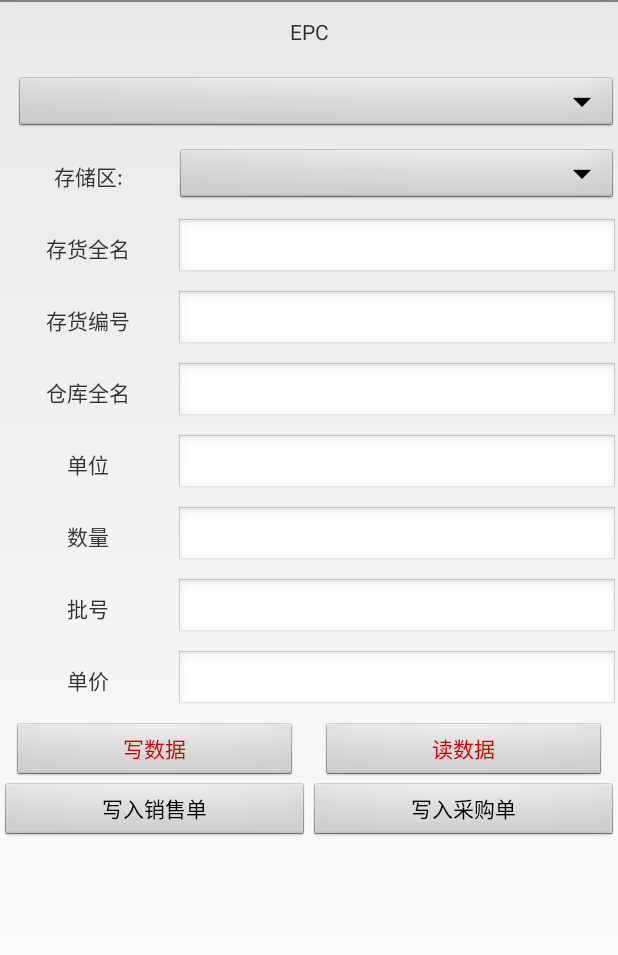
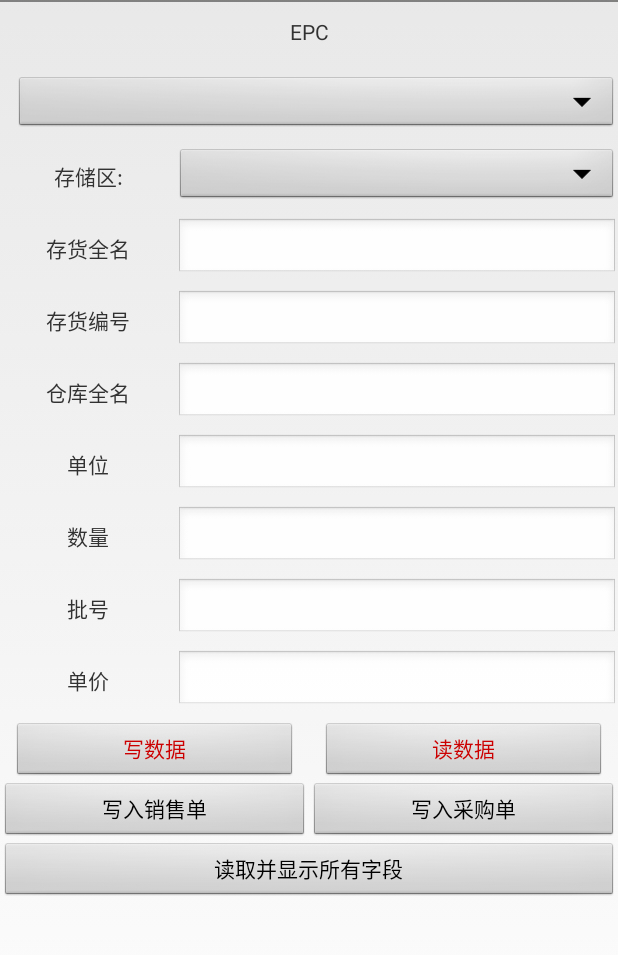
Before and after one commit to youenn98/pda6100_scan, an Android app: the layout rw_6c.xml on its own in the app's theme, with its tools: preview values and no code run, on a phone screen of 412 x 824 dp, the part 36-991 px from its top. Run offline under Robolectric (Android 15) with nearby library versions, the phone set to English and light mode, and no system bars.

Commit message:
Add show all field feature

```diff
--- a/app/src/main/res/layout/rw_6c.xml
+++ b/app/src/main/res/layout/rw_6c.xml
@@ -243,6 +243,16 @@
                 android:text="@string/write_buy"
                 android:textColor="#000000" />
         </TableRow>
+        <TableRow>
+            <Button
+            android:id="@+id/button_show_all"
+            android:layout_width="@dimen/button_width"
+            android:layout_height="@dimen/button_height"
+            android:layout_gravity="center_horizontal"
+            android:layout_weight="1"
+            android:text="@string/show_all"
+            android:textColor="#000000" />
+        </TableRow>
 
     </TableLayout>
 
--- a/app/src/main/res/values/strings.xml
+++ b/app/src/main/res/values/strings.xml
@@ -291,4 +291,5 @@
         <string name="write_fail">写数据失败</string>
         <string name="set_success">设置成功</string>
         <string name="set_fail">设置失败</string>
+        <string name="show_all">读取并显示所有字段</string>
 </resources>
```
Also changed, not shown: app/src/main/java/com/example/pda6100_scan_ver00/DataManage.java (+66 -7 lines).
